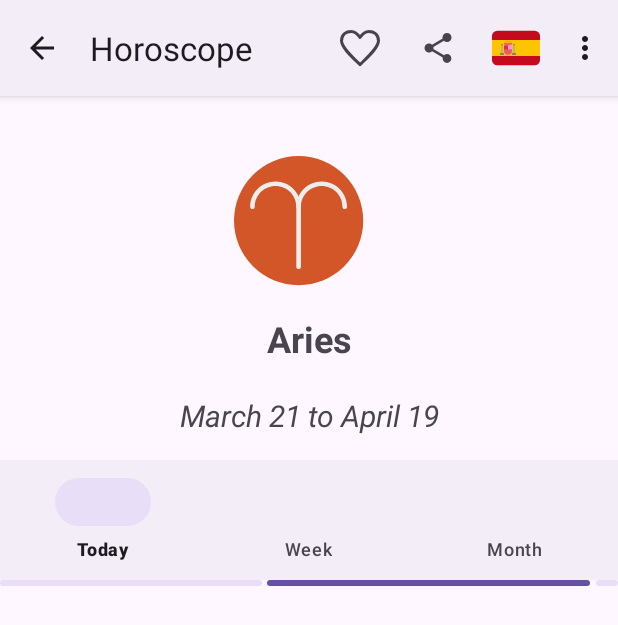
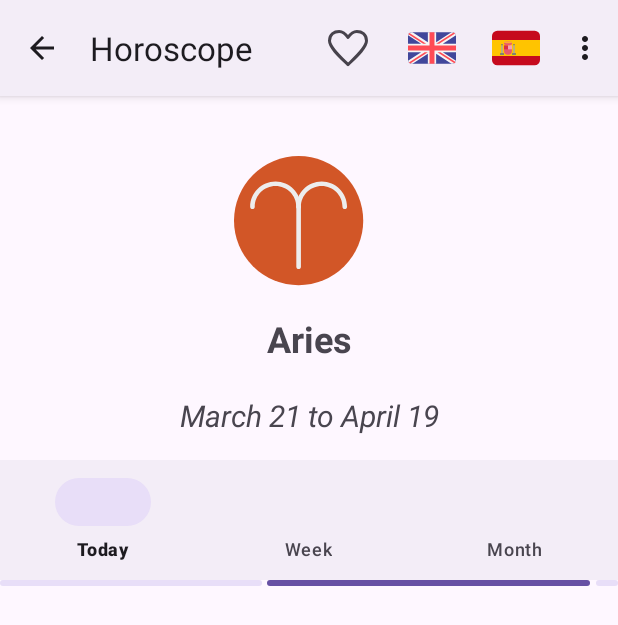
Before and after one commit to olilopez5/Horoscope, an Android app: the DetailActivity screen opened directly, with no data from a screen before it, on a phone screen of 412 x 824 dp. Shown: the top 625 px of the screen. Run offline under Robolectric (Android 15) with nearby library versions, the phone set to English and light mode, and no system bars; 9 statements that could not run were skipped.

Commit message:
Before Mansour

```diff
--- a/app/src/main/java/com/example/horoscope/DetailActivity.kt
+++ b/app/src/main/java/com/example/horoscope/DetailActivity.kt
@@ -36,7 +36,7 @@ class DetailActivity : AppCompatActivity() {
     lateinit var iconAcDet: ImageView
 
     lateinit var horoscope: Horoscope
-    var isHated = false
+
     var isFav = false
     private lateinit var favoriteMenu: MenuItem
     private lateinit var translateMenu: MenuItem
@@ -85,16 +85,16 @@ class DetailActivity : AppCompatActivity() {
 
         return when (item.itemId) {
             R.id.menu_favorite -> {
-                //Log.i("MENU","FAVORITOS")
+                Log.i("MENU","FAVORITOS")
                 //cambiar al estado contrario, niega un bool
                 isFav = !isFav
-                //isHated = !isHated
+
                 //para varios favoritps
                 session.setFav(horoscope.id, isFav)
 
                 R.id.menu_translate_ES
                 setFavIcon()
-                //setHatedIcon()
+
                 true
             }
 
@@ -113,9 +113,8 @@ class DetailActivity : AppCompatActivity() {
             // Manejar el clic en los ítems del menú
             R.id.menu_translate_ES -> {
                 // Cuando se pulse el ícono de traducción, obtén el horóscopo y tradúcelo
-
                 val horoscopeText = horoscopeLuckTextView.text.toString()
-
+                //item.isEnabled = false
 
                 val translator = HoroscopeTranslator()
                 translator.translateHoroscope(horoscopeText, object : HoroscopeTranslator.TranslateCallback {
@@ -130,6 +129,18 @@ class DetailActivity : AppCompatActivity() {
                     }
 
                 })
+                return true
+            }
+
+            R.id.menu_translate_EN -> {
+                // texto original almacenado
+                if (originalHoroscopeText != null) {
+                    // Lo mostramos
+                    horoscopeLuckTextView.text = originalHoroscopeText
+                } else {
+                    // Si no tenemos el texto original
+                    Log.w("LANG", "No se ha cargado el horóscopo original aún.")
+                }
                 return true
             }
 
@@ -206,15 +217,8 @@ class DetailActivity : AppCompatActivity() {
 
     }
 
-    private fun setHatedIcon() {
-        if (isHated) {
-            favoriteMenu.setIcon(R.drawable.ic_fav_broken)
-        } else {
-            //buscar icpno vacio
-            favoriteMenu.setIcon(R.drawable.ic_fav_broken_selected)
-        }
-
-    }
+    // Almacenar el horóscopo original
+    var originalHoroscopeText: String? = null
 
     private fun getHoroscopeLuck(period: String) {
         CoroutineScope(Dispatchers.IO).launch {
@@ -242,8 +246,8 @@ class DetailActivity : AppCompatActivity() {
                         horoscopeLuckTextView.text = horoscopeLuck
                         linearProgress.visibility = View.GONE
 
-                        //traducir
-                        //translate(horoscopeLuck)
+                        // Guardar el texto original
+                        originalHoroscopeText = horoscopeLuck
                     }
                     /*runOnUiThread {
 
--- a/app/src/main/java/com/example/horoscope/utils/HoroscopeTranslator.kt
+++ b/app/src/main/java/com/example/horoscope/utils/HoroscopeTranslator.kt
@@ -6,6 +6,8 @@ import com.google.mlkit.nl.translate.Translator
 class HoroscopeTranslator {
     // Crear el traductor de inglés a español
     private val translator: Translator = TranslationUtils.getEnglishToSpanishTranslator()
+    // volver al inglés
+
 
     // Traducir el texto
     fun translateHoroscope(horoscopeText: String?, callback: TranslateCallback) {
--- a/app/src/main/res/drawable/ic_fav_broken.xml
+++ /dev/null
@@ -1,10 +0,0 @@
-<vector xmlns:android="http://schemas.android.com/apk/res/android"
-    android:width="800dp"
-    android:height="800dp"
-    android:viewportWidth="32"
-    android:viewportHeight="32"
-    android:tint="@color/favorite_selected">
-  <path
-      android:pathData="M30.943,8.494c-0.816,-2.957 -3.098,-5.239 -5.994,-6.04l-0.06,-0.014c-0.651,-0.159 -1.399,-0.25 -2.169,-0.25 -2.624,0 -5,1.062 -6.722,2.779l0,-0c-1.558,-1.505 -3.682,-2.433 -6.023,-2.433 -0.77,0 -1.516,0.1 -2.226,0.288l0.06,-0.014c-3.104,0.882 -5.499,3.277 -6.365,6.317l-0.016,0.065c-0.171,0.648 -0.269,1.393 -0.269,2.16 0,2.588 1.117,4.915 2.896,6.525l0.008,0.007 11.381,12.619c0.138,0.153 0.336,0.248 0.557,0.248s0.419,-0.095 0.556,-0.247l0.001,-0.001 11.369,-12.605c2.002,-1.789 3.256,-4.379 3.256,-7.261 0,-0.759 -0.087,-1.498 -0.252,-2.208l0.013,0.066zM2.877,9.579c0.736,-2.588 2.733,-4.585 5.267,-5.307l0.054,-0.013c0.53,-0.149 1.138,-0.235 1.766,-0.236h0.001c2.167,0.065 4.103,1.006 5.473,2.48l0.004,0.005 5.31,7.176 -8.111,4.056c-0.248,0.125 -0.415,0.378 -0.415,0.67 0,0.068 0.009,0.133 0.026,0.195l-0.001,-0.005 2.249,8.617 -9.349,-10.366c-1.526,-1.359 -2.483,-3.329 -2.483,-5.523 0,-0.621 0.077,-1.224 0.221,-1.8l-0.011,0.051zM26.85,16.851l-0.025,0.028 -10.45,11.587 -2.52,-9.657 8.368,-4.183c0.247,-0.127 0.413,-0.38 0.413,-0.672 0,-0.168 -0.055,-0.322 -0.147,-0.447l0.001,0.002 -5.484,-7.409c1.449,-1.489 3.473,-2.413 5.713,-2.413 0.631,0 1.246,0.073 1.835,0.212l-0.054,-0.011c2.439,0.674 4.321,2.555 4.982,4.944l0.012,0.05c0.124,0.534 0.195,1.147 0.195,1.776 0,2.471 -1.097,4.685 -2.83,6.184l-0.01,0.009z"
-      android:fillColor="#000000"/>
-</vector>
--- a/app/src/main/res/drawable/ic_fav_broken_selected.xml
+++ /dev/null
@@ -1,16 +0,0 @@
-<vector xmlns:android="http://schemas.android.com/apk/res/android"
-    android:width="800dp"
-    android:height="800dp"
-    android:viewportWidth="740.21"
-    android:viewportHeight="740.21"
-    android:tint="@color/hated_icon">
-  <path
-      android:pathData="M602.36,282.77l-0.03,-0.05c0.03,0.01 0.06,0.01 0.1,0.02C602.41,282.75 602.38,282.76 602.36,282.77z"
-      android:fillColor="#9C48444D"/>
-  <path
-      android:pathData="M593.04,267.34c-0,-0 -0,-0 -0.01,-0c0,-0.02 0.01,-0.03 0.01,-0.05V267.34z"
-      android:fillColor="#9848444D"/>
-  <path
-      android:pathData="M418.26,372.29c-1.53,-0.08 -2.98,-0.07 -4.44,-0.07c-4.64,0.3 -9.8,1.42 -14.56,4.72c-1.9,1.32 -3.62,2.75 -6.1,2.97c-1.04,0.09 -7.94,0.2 -8.03,-8.03l-0.39,-101.55c0.89,-16.82 -13.92,-24.26 -30.73,-25.14c-16.83,-0.86 -29.3,5.13 -30.17,21.95c0,0 0,1.46 0,2.76c0,1.42 0,1.96 0,1.96c0,-0.01 0,-0.55 0,-1.96l-0.64,-239.4C323.19,13.66 309.55,0 292.69,0c-16.84,0 -30.5,13.66 -30.5,30.51L260.9,267.57c-0.89,-13.72 -14.87,-17.78 -32.63,-17.78c-18.06,0 -32.69,4.18 -32.69,22.22l0.01,12.42c-3.59,-12.29 -17.02,-16.8 -32.43,-15.8c-14.96,0.97 -24.94,8.83 -24.94,26.91l-0.44,158.15c0,2.94 -0.52,128.6 45.47,163.06v80.9c0,23.5 14.18,42.56 37.7,42.56c0,0 85.87,-0.23 103.54,-0.23c21.45,-0.74 36.67,-18.17 36.67,-39.64v-79.04c21.89,-5.49 83.41,-146.41 83.41,-146.41l3.9,-80.22C449.35,377.84 435.07,373.16 418.26,372.29z"
-      android:fillColor="#8C48444D"/>
-</vector>
--- a/app/src/main/res/drawable/ic_flag_spain.xml
+++ b/app/src/main/res/drawable/ic_flag_spain.xml
@@ -1,6 +1,6 @@
 <vector xmlns:android="http://schemas.android.com/apk/res/android"
-    android:width="800dp"
-    android:height="800dp"
+    android:width="400dp"
+    android:height="400dp"
     android:viewportWidth="36"
     android:viewportHeight="36">
   <path
--- /dev/null
+++ b/app/src/main/res/drawable/ic_united_kingdom_flag.xml
@@ -0,0 +1,27 @@
+<vector xmlns:android="http://schemas.android.com/apk/res/android"
+    android:width="800dp"
+    android:height="800dp"
+    android:viewportWidth="512"
+    android:viewportHeight="512">
+  <path
+      android:pathData="M473.65,88.28H38.35C17.17,88.28 0,105.44 0,126.62V385.38c0,21.18 17.17,38.35 38.35,38.35h435.31c21.18,0 38.35,-17.17 38.35,-38.35V126.62C512,105.44 494.83,88.28 473.65,88.28z"
+      android:fillColor="#41479B"/>
+  <path
+      android:pathData="M511.47,120.28c-3.02,-18.16 -18.8,-32.01 -37.81,-32.01h-9.98l-163.54,107.15V88.28h-88.28v107.15L48.32,88.28h-9.98c-19.02,0 -34.79,13.85 -37.81,32.01l139.78,91.58H0v88.28h140.31L0.53,391.72c3.02,18.16 18.8,32.01 37.81,32.01h9.98l163.54,-107.15v107.15h88.28V316.58l163.54,107.15h9.98c19.02,0 34.79,-13.85 37.81,-32.01l-139.78,-91.58H512v-88.28H371.69L511.47,120.28z"
+      android:fillColor="#F5F5F5"/>
+  <path
+      android:pathData="M282.48,88.28l-52.97,0l0,141.24l-229.52,0l0,52.97l229.52,0l0,141.24l52.97,0l0,-141.24l229.52,0l0,-52.97l-229.52,0z"
+      android:fillColor="#FF4B55"/>
+  <path
+      android:pathData="M24.79,421.25l186.58,-121.11h-32.43L9.22,410.31C13.38,415.16 18.71,418.95 24.79,421.25z"
+      android:fillColor="#FF4B55"/>
+  <path
+      android:pathData="M346.39,300.14H313.96l180.72,117.31c5.06,-3.32 9.28,-7.81 12.29,-13.07L346.39,300.14z"
+      android:fillColor="#FF4B55"/>
+  <path
+      android:pathData="M4.05,109.47l157.73,102.39h32.43L15.48,95.84C10.68,99.41 6.75,104.08 4.05,109.47z"
+      android:fillColor="#FF4B55"/>
+  <path
+      android:pathData="M332.57,211.86l170.04,-110.38c-4.2,-4.83 -9.58,-8.61 -15.7,-10.86L300.14,211.86H332.57z"
+      android:fillColor="#FF4B55"/>
+</vector>
--- a/app/src/main/res/menu/menu_activity_detail.xml
+++ b/app/src/main/res/menu/menu_activity_detail.xml
@@ -5,17 +5,17 @@
         android:icon="@drawable/favorite_empty"
         android:title="@string/menu_favorite"
         app:showAsAction="always"/>
-    <item android:id="@+id/menu_hate"
-        android:icon="@drawable/ic_fav_broken"
-        android:title="@string/menu_favorite"
-        app:showAsAction="never"/>
+    <item android:id="@+id/menu_translate_EN"
+        android:icon="@drawable/ic_united_kingdom_flag"
+        android:title="@string/menu_translate_en"
+        app:showAsAction="always"/>
+    <item android:id="@+id/menu_translate_ES"
+        android:icon="@drawable/ic_flag_spain"
+        android:title="@string/menu_translate_es"
+        app:showAsAction="always"/>
     <item android:id="@+id/menu_share"
         android:icon="@drawable/ic_share"
         android:title="@string/menu_share"
-        app:showAsAction="always"/>
-    <item android:id="@+id/menu_translate_ES"
-        android:icon="@drawable/ic_flag_spain"
-        android:title="@string/menu_translate"
-        app:showAsAction="always"/>
+        app:showAsAction="ifRoom"/>
 
 </menu>
--- a/app/src/main/res/values/strings.xml
+++ b/app/src/main/res/values/strings.xml
@@ -31,7 +31,8 @@
     <string name="menu_search">Search</string>
     <string name="menu_favorite">Favorite</string>
     <string name="menu_share">Share</string>
-    <string name="menu_translate">Translate</string>
+    <string name="menu_translate_es">Translate_ES</string>
+    <string name="menu_translate_en">Translate_EN</string>
 
 
     <string name="menu_daily">Today</string>
```
